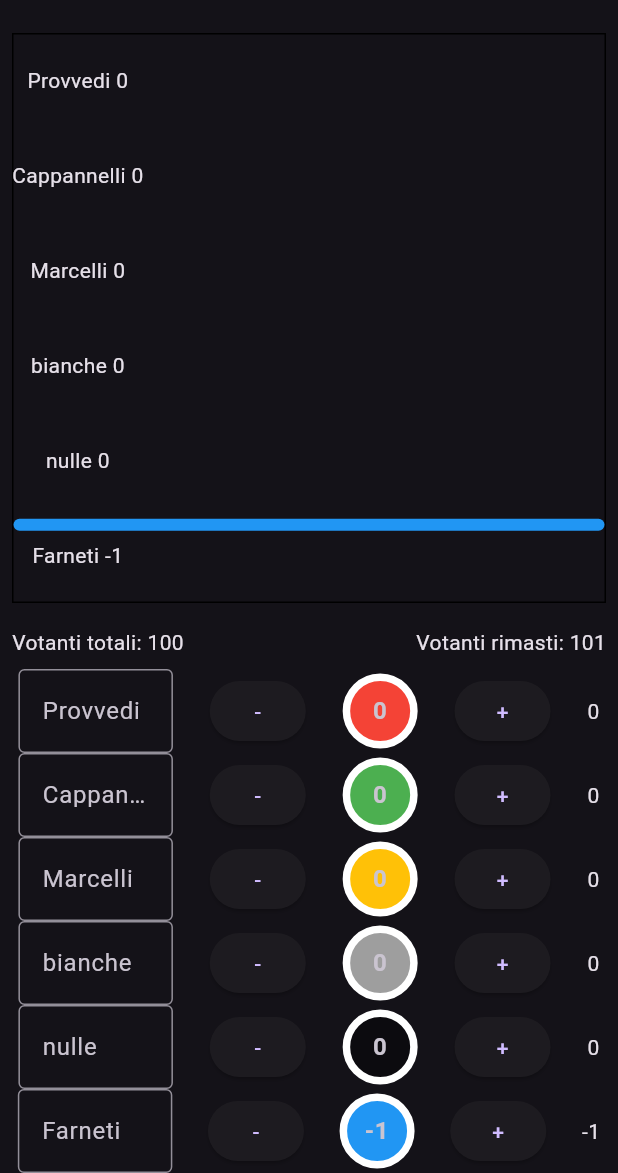
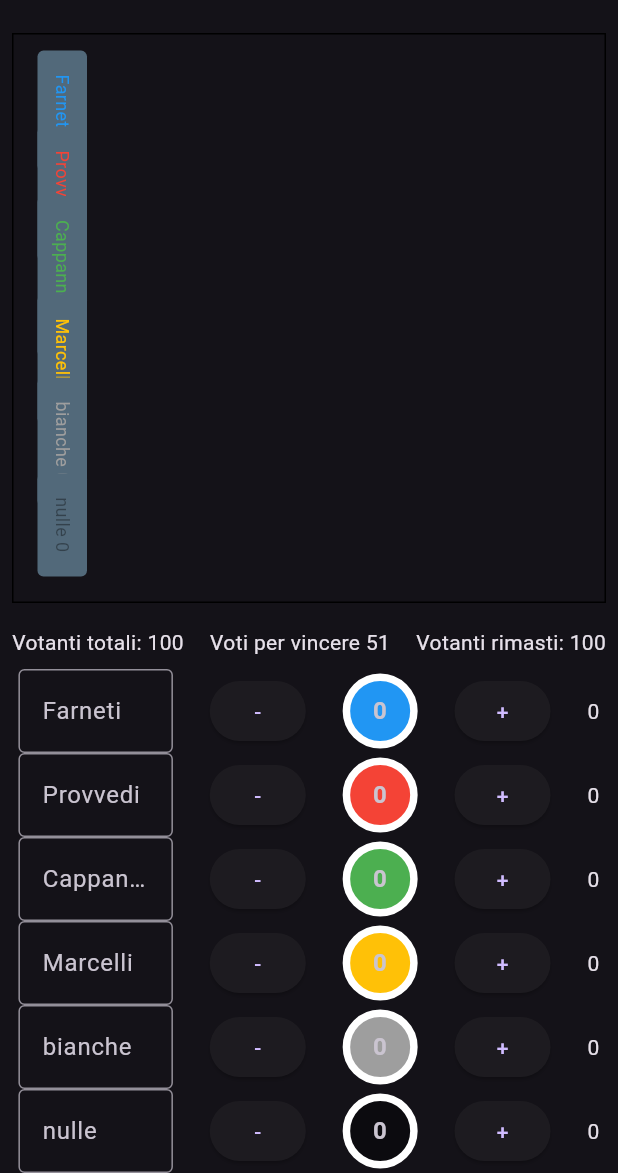
Before and after one commit to vantaggi/voto_tracker, a Flutter app: the screen it shows after launch, after a tap on an icon or button, on a phone screen of 412 x 824 dp, the part 63-1236 px from its top. Run offline on Flutter 3.47's test engine with Material 3 defaults, Android fonts, the phone set to English and light mode, and no system bars; drawn by our look-alikes of fl_chart; missing offline and left inert: random_color.

Commit message:
ADD: winner countdown and tooltip on chart bar

```diff
--- a/lib/main.dart
+++ b/lib/main.dart
@@ -48,8 +48,7 @@ class _VotiPageState extends State<VotiPage> {
         barColor: Colors.amber),
     VotoData(
         nome: "bianche",
-        voti: 0,
-        barColor: Colors.grey),
+        voti: 0, barColor: Colors.grey),
     // L'elemento per le schede bianche
     VotoData(nome: "nulle", voti: 0, barColor: Colors.black38),
     // L'elemento per le schede nulle
@@ -59,6 +58,7 @@ class _VotiPageState extends State<VotiPage> {
   String vincitore = "";
   int totaleVotiAssegnati = 0;
   int votiRimanenti = 0;
+  int soglia = 0;
 
   // Il controller per il widget TextField
   TextEditingController controller = TextEditingController();
@@ -68,21 +68,38 @@ class _VotiPageState extends State<VotiPage> {
     BarChartData data = BarChartData(
         barGroups: [
           for (VotoData dato in dati)
-          BarChartGroupData(
-            x: dati.indexOf(dato),
+            BarChartGroupData(x: dati.indexOf(dato),
             barRods: [
               BarChartRodData(
                 toY: dato.voti.toDouble(),
                 color: dato.barColor,
               )
-            ],
-          )
+            ], showingTooltipIndicators: [
+              0
+            ])
         ],
         titlesData: const FlTitlesData(
           show: false,
         ),
         gridData: const FlGridData(show: false),
-    );
+        barTouchData: BarTouchData(
+            touchTooltipData: BarTouchTooltipData(
+                fitInsideHorizontally: true,
+                getTooltipItem: (
+                  BarChartGroupData group,
+                  int groupIndex,
+                  BarChartRodData rod,
+                  int rodIndex,
+                ) {
+                  String value = dati[groupIndex].nome +
+                      " " +
+                      dati[groupIndex].voti.toString();
+
+                  return BarTooltipItem(
+                      value,
+                      TextStyle(
+                          color: dati[groupIndex].barColor, fontSize: 12));
+                })));
 
     return Stack(
       children: [
@@ -92,15 +109,14 @@ class _VotiPageState extends State<VotiPage> {
             data,
           ),
         ),
-        SizedBox(
-          height: 545, //height the size of BarChart
-          child: Column(
-            mainAxisAlignment: MainAxisAlignment.spaceAround,
-            children: [
-              for (VotoData voto in dati) Text("${voto.nome} ${voto.voti}"),
-            ],
-          ),
-        )
+        // SizedBox(
+        //   child: Column(
+        //     mainAxisAlignment: MainAxisAlignment.spaceAround,
+        //     children: [
+        //       for (VotoData voto in dati) Text("${voto.nome} ${voto.voti}"),
+        //     ],
+        //   ),
+        // )
       ],
     );
   }
@@ -134,9 +150,10 @@ class _VotiPageState extends State<VotiPage> {
           if (incrementa) {
             dati[index].voti++;
           } else {
-            dati[index].voti--;
+            if (dati[index].voti != 0) dati[index].voti--;
           }
           calcolaVotanti();
+          calcolaVotiperVincere();
         });
       },
     );
@@ -258,6 +275,11 @@ class _VotiPageState extends State<VotiPage> {
             )));
   }
 
+  int calcolaVotiperVincere() {
+    soglia = ((dati[1].voti + votiRimanenti + 1 - dati[0].voti) / 2).round();
+    return soglia;
+  }
+
   @override
   Widget build(BuildContext context) {
     // Il widget della pagina
@@ -298,7 +320,8 @@ class _VotiPageState extends State<VotiPage> {
                   Text("Votanti totali: ${settings.numVotanti}"),
                   // Il widget del messaggio del vincitore
                   if (vincitore != "") Text("Il vincitore è $vincitore!"),
-                  Text("Votanti rimasti: ${votiRimanenti}"),
+                  if (vincitore == "") Text("Voti per vincere $soglia"),
+                  Text("Votanti rimasti: $votiRimanenti"),
                 ],
               ),
             ),
```
Lines whose indentation alone changed are shown as unchanged.
